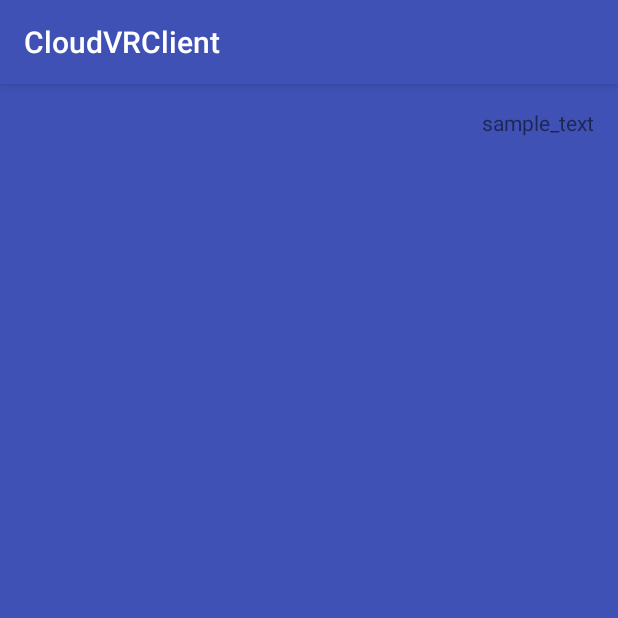
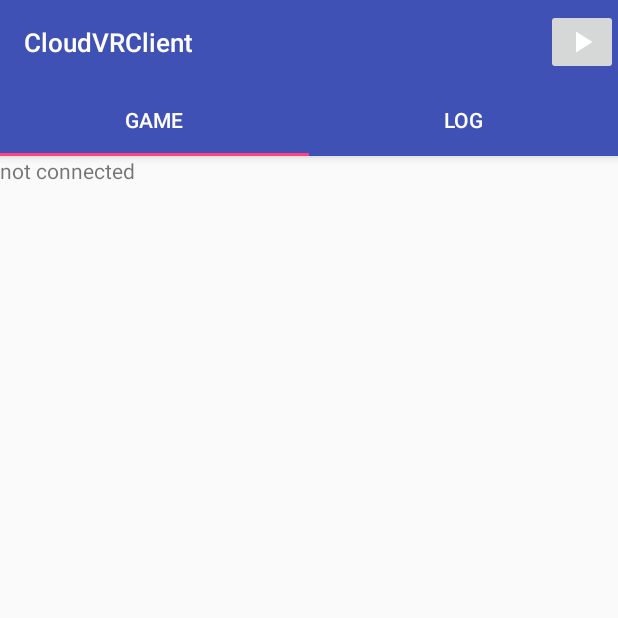
Before and after one commit to PierfrancescoSoffritti/RemoteVRClient_Android, an Android app: the screen it shows after launch (MainActivity), on a phone screen of 412 x 824 dp, the top half of it. Run offline under Robolectric (Android 15) with nearby library versions, the phone set to English and light mode, and no system bars; our stand-ins replace ButterKnife; libraries missing offline, so code that uses them is left out: com.squareup.otto, rx.android.schedulers, rx.schedulers; 4 statements that could not run were skipped.

Commit message:
fragments

```diff
--- a/app/build.gradle
+++ b/app/build.gradle
@@ -41,12 +41,13 @@ buildscript {
 dependencies {
     compile fileTree(dir: 'libs', include: ['*.jar'])
     testCompile 'junit:junit:4.12'
+
+
     compile 'com.android.support:appcompat-v7:23.2.0'
     compile 'com.android.support:design:23.2.0'
-
     compile 'com.jakewharton:butterknife:7.0.1'
     compile 'com.squareup:otto:1.3.8'
-
     compile 'io.reactivex:rxandroid:1.1.0'
     compile 'io.reactivex:rxjava:1.1.0'
+    compile 'com.android.support:support-v4:23.2.0'
 }
--- /dev/null
+++ b/app/src/main/java/com/pierfrancescosoffritti/remotevrclient/LogFragment.java
@@ -0,0 +1,76 @@
+package com.pierfrancescosoffritti.remotevrclient;
+
+import android.os.Bundle;
+import android.support.v4.app.Fragment;
+import android.view.LayoutInflater;
+import android.view.View;
+import android.view.ViewGroup;
+import android.widget.TextView;
+
+import com.pierfrancescosoffritti.remotevrclient.utils.LoggerBus;
+import com.squareup.otto.Subscribe;
+
+import butterknife.Bind;
+import butterknife.ButterKnife;
+
+
+public class LogFragment extends Fragment implements ILogger {
+
+    @Bind(R.id.log_view) TextView logView;
+
+    public LogFragment() {
+    }
+
+    public static LogFragment newInstance() {
+        LogFragment fragment = new LogFragment();
+        return fragment;
+    }
+
+    @Override
+    public void onCreate(Bundle savedInstanceState) {
+        super.onCreate(savedInstanceState);
+    }
+
+    @Override
+    public View onCreateView(LayoutInflater inflater, ViewGroup container, Bundle savedInstanceState) {
+        View view = inflater.inflate(R.layout.fragment_log, container, false);
+        ButterKnife.bind(this, view);
+
+        return view;
+    }
+
+    @Override
+    public void onDestroyView() {
+        super.onDestroyView();
+        ButterKnife.unbind(this);
+    }
+
+    @Override
+    public void onResume() {
+        super.onResume();
+        LoggerBus.getInstance().register(this);
+    }
+
+    @Override
+    public void onStop() {
+        super.onStop();
+        LoggerBus.getInstance().unregister(this);
+    }
+
+    @Subscribe
+    @Override
+    public void onLog(LoggerBus.Log log) {
+        switch (log.getType()) {
+            case LoggerBus.Log.STATS_AVG:
+                break;
+            case LoggerBus.Log.STATS_INST:
+                break;
+            case LoggerBus.Log.ERROR:
+                logView.append("\n" +log.getSender() +" : " +log.getMessage());
+                break;
+            case LoggerBus.Log.NORMAL:
+                logView.append("\n" +log.getSender() +" : " +log.getMessage());
+                break;
+        }
+    }
+}
--- a/app/src/main/java/com/pierfrancescosoffritti/remotevrclient/MainActivity.java
+++ b/app/src/main/java/com/pierfrancescosoffritti/remotevrclient/MainActivity.java
@@ -1,24 +1,23 @@
 package com.pierfrancescosoffritti.remotevrclient;
 
 import android.os.Bundle;
+import android.support.design.widget.TabLayout;
+import android.support.v4.app.Fragment;
+import android.support.v4.view.ViewPager;
 import android.support.v7.app.AppCompatActivity;
+import android.util.Pair;
 
-import com.pierfrancescosoffritti.remotevrclient.utils.ConsoleLogger;
+import com.pierfrancescosoffritti.remotevrclient.adapters.ViewPagerAdapter;
+import com.pierfrancescosoffritti.remotevrclient.utils.Fragments;
 
 import butterknife.ButterKnife;
-import rx.Subscription;
-import rx.android.schedulers.AndroidSchedulers;
-import rx.schedulers.Schedulers;
 
 public class MainActivity extends AppCompatActivity {
 
-    private RemoteVRView remoteVRView;
+    private static final String TAG_0 = "TAG_0";
+    private static final String TAG_1 = "TAG_1";
 
-    private ServerConnection serverConnection;
-    private Subscription subscription;
-
-    private FPSCounter fpsCounter;
-    private ConsoleLogger consoleLogger;
+    private ViewPagerAdapter mPagerAdapter;
 
     @Override
     protected void onCreate(Bundle savedInstanceState) {
@@ -26,41 +25,41 @@ public class MainActivity extends AppCompatActivity {
         setContentView(R.layout.activity_main);
         ButterKnife.bind(this);
 
-        serverConnection = new ServerConnection();
-        remoteVRView = ButterKnife.findById(this, R.id.remotevr_view);
+        setSupportActionBar(ButterKnife.findById(this, R.id.toolbar));
 
-        fpsCounter = new FPSCounter(ButterKnife.findById(this, R.id.fps_counter));
-        consoleLogger = new ConsoleLogger();
+        RemoteVRFragment remoteVRFragment;
+        LogFragment logFragment;
+        if(savedInstanceState == null) {
+            remoteVRFragment = (RemoteVRFragment) Fragments.findFragment(getSupportFragmentManager(), RemoteVRFragment.newInstance());
+            logFragment = (LogFragment) Fragments.findFragment(getSupportFragmentManager(), LogFragment.newInstance());
+        } else {
+            String tag0 = savedInstanceState.getString(TAG_0);
+            String tag1 = savedInstanceState.getString(TAG_1);
 
-        startClient();
+            remoteVRFragment = (RemoteVRFragment) getSupportFragmentManager().findFragmentByTag(tag0);
+            logFragment = (LogFragment) getSupportFragmentManager().findFragmentByTag(tag1);
+        }
+
+        setUpViewPager(
+                new Pair(remoteVRFragment, getString(R.string.game)),
+                new Pair(logFragment, getString(R.string.log))
+        );
+    }
+
+    private void setUpViewPager(Pair<Fragment, String>... fragments) {
+        mPagerAdapter = new ViewPagerAdapter(getSupportFragmentManager(), fragments);
+        ViewPager mViewPager = (ViewPager) findViewById(R.id.pager);
+        mViewPager.setAdapter(mPagerAdapter);
+
+        TabLayout tabs = ButterKnife.findById(this, R.id.tab_layout);
+        tabs.setupWithViewPager(mViewPager);
     }
 
     @Override
-    public void onResume() {
-        super.onResume();
-        fpsCounter.register();
-        consoleLogger.register();
-    }
+    public void onSaveInstanceState (Bundle outState) {
+        super.onSaveInstanceState(outState);
 
-    @Override
-    public void onPause() {
-        super.onPause();
-        fpsCounter.unregister();
-        consoleLogger.unregister();
-    }
-
-    @Override
-    public void onDestroy() {
-        super.onDestroy();
-        subscription.unsubscribe();
-    }
-
-    private void startClient() {
-        subscription = serverConnection
-                .getServerOutput("192.168.1.23", ServerConnection.DEFAULT_PORT)
-                .subscribeOn(Schedulers.newThread())
-                .observeOn(AndroidSchedulers.mainThread())
-                .doOnUnsubscribe(() -> serverConnection.close())
-                .subscribe(bitmap -> remoteVRView.updateImage(bitmap));
+        outState.putString(TAG_0, mPagerAdapter.getItem(0).getTag());
+        outState.putString(TAG_1, mPagerAdapter.getItem(1).getTag());
     }
 }
--- /dev/null
+++ b/app/src/main/java/com/pierfrancescosoffritti/remotevrclient/RemoteVRFragment.java
@@ -0,0 +1,135 @@
+package com.pierfrancescosoffritti.remotevrclient;
+
+import android.os.Bundle;
+import android.support.v4.app.Fragment;
+import android.support.v7.app.AppCompatActivity;
+import android.support.v7.widget.Toolbar;
+import android.view.Gravity;
+import android.view.LayoutInflater;
+import android.view.View;
+import android.view.ViewGroup;
+
+import com.pierfrancescosoffritti.remotevrclient.utils.ConsoleLogger;
+import com.squareup.otto.Subscribe;
+
+import butterknife.Bind;
+import butterknife.ButterKnife;
+import rx.Subscription;
+import rx.android.schedulers.AndroidSchedulers;
+import rx.schedulers.Schedulers;
+
+public class RemoteVRFragment extends Fragment {
+
+    private RemoteVRView remoteVRView;
+
+    private ServerConnection serverConnection;
+    private Subscription subscription;
+
+    private FPSCounter fpsCounter;
+    private ConsoleLogger consoleLogger;
+
+    @Bind(R.id.connected_view) View connectedView;
+    @Bind(R.id.not_connected_view) View notConnectedView;
+
+    private View connectButton;
+    private View disconnectButton;
+
+    public RemoteVRFragment() {
+        serverConnection = new ServerConnection();
+    }
+
+    public static RemoteVRFragment newInstance() {
+        RemoteVRFragment fragment = new RemoteVRFragment();
+        return fragment;
+    }
+
+    @Override
+    public View onCreateView(LayoutInflater inflater, ViewGroup container, Bundle savedInstanceState) {
+        View view = inflater.inflate(R.layout.fragment_remote_vr, container, false);
+        ButterKnife.bind(this, view);
+
+        remoteVRView = ButterKnife.findById(view, R.id.remotevr_view);
+
+        fpsCounter = new FPSCounter(ButterKnife.findById(view, R.id.fps_counter));
+        consoleLogger = new ConsoleLogger();
+
+        setupToolbar();
+
+        return view;
+    }
+
+    private void setupToolbar() {
+        AppCompatActivity activity = (AppCompatActivity) getActivity();
+        Toolbar toolbar = (Toolbar) activity.findViewById(R.id.toolbar);
+
+        if(toolbar.getChildCount() > 2)
+            for(int i=2; i<toolbar.getChildCount(); i++)
+                toolbar.removeView(toolbar.getChildAt(i));
+
+        View connectionControls = LayoutInflater.from(getContext()).inflate(R.layout.connection_controls, toolbar, false);
+        Toolbar.LayoutParams params = new Toolbar.LayoutParams(Toolbar.LayoutParams.WRAP_CONTENT, Toolbar.LayoutParams.WRAP_CONTENT);
+        params.gravity = Gravity.RIGHT;
+        toolbar.addView(connectionControls, params);
+
+        connectButton = connectionControls.findViewById(R.id.connect);
+        disconnectButton = connectionControls.findViewById(R.id.disconnect);
+
+        connectButton.setOnClickListener((view) -> startClient());
+        disconnectButton.setOnClickListener((view) -> { if(subscription != null && !subscription.isUnsubscribed()) subscription.unsubscribe(); });
+    }
+
+    private void startClient() {
+        subscription = serverConnection
+                .getServerOutput("192.168.1.23", ServerConnection.DEFAULT_PORT)
+                .subscribeOn(Schedulers.newThread())
+                .observeOn(AndroidSchedulers.mainThread())
+                .doOnUnsubscribe(() -> serverConnection.close())
+                .subscribe(bitmap -> remoteVRView.updateImage(bitmap));
+    }
+
+    @Override
+    public void onDestroyView() {
+        super.onDestroyView();
+        ButterKnife.unbind(this);
+    }
+
+    @Override
+    public void onResume() {
+        super.onResume();
+        fpsCounter.register();
+        consoleLogger.register();
+        EventBus.getInstance().register(this);
+    }
+
+    @Override
+    public void onPause() {
+        super.onPause();
+        fpsCounter.unregister();
+        consoleLogger.unregister();
+        EventBus.getInstance().unregister(this);
+    }
+
+    @Override
+    public void onDestroy() {
+        super.onDestroy();
+        subscription.unsubscribe();
+    }
+
+    @Subscribe
+    public void onServerConnected(Events.ServerConnected e) {
+        System.out.println("server connected");
+        connectedView.setVisibility(View.VISIBLE);
+        notConnectedView.setVisibility(View.GONE);
+        connectButton.setVisibility(View.GONE);
+        disconnectButton.setVisibility(View.VISIBLE);
+    }
+
+    @Subscribe
+    public void onServerDisconnected(Events.ServerDisconnected e) {
+        System.out.println("server disconnected");
+        connectedView.setVisibility(View.GONE);
+        notConnectedView.setVisibility(View.VISIBLE);
+        connectButton.setVisibility(View.VISIBLE);
+        disconnectButton.setVisibility(View.GONE);
+    }
+}
--- a/app/src/main/java/com/pierfrancescosoffritti/remotevrclient/ServerConnection.java
+++ b/app/src/main/java/com/pierfrancescosoffritti/remotevrclient/ServerConnection.java
@@ -79,7 +79,8 @@ public class ServerConnection {
 
                 outSock.writeInt(1);
 
-                LoggerBus.getInstance().post(new Events.ServerConnected());
+                EventBus.getInstance().post(new Events.ServerConnected());
+                LoggerBus.getInstance().post(new LoggerBus.Log("Started connection with server.", LOG_NAME));
 
                 mPerformanceMonitor.start();
                 int dim;
@@ -116,7 +117,7 @@ public class ServerConnection {
         try {
             socket.close();
             LoggerBus.getInstance().post(new LoggerBus.Log("Ended connection with server.", LOG_NAME));
-            LoggerBus.getInstance().post(new Events.ServerDisconnected());
+            EventBus.getInstance().post(new Events.ServerDisconnected());
         } catch (IOException e) {
             e.printStackTrace();
         }
--- /dev/null
+++ b/app/src/main/java/com/pierfrancescosoffritti/remotevrclient/adapters/ViewPagerAdapter.java
@@ -0,0 +1,34 @@
+package com.pierfrancescosoffritti.remotevrclient.adapters;
+
+import android.support.v4.app.Fragment;
+import android.support.v4.app.FragmentManager;
+import android.support.v4.app.FragmentPagerAdapter;
+import android.util.Pair;
+
+/**
+ * Created by  Pierfrancesco on 25/02/2016.
+ */
+public class ViewPagerAdapter extends FragmentPagerAdapter {
+
+    private Pair<Fragment, String>[] mFragments;
+
+    public ViewPagerAdapter(FragmentManager fm, Pair<Fragment, String>... fragments) {
+        super(fm);
+        mFragments = fragments;
+    }
+
+    @Override
+    public Fragment getItem(int position) {
+        return mFragments[position].first;
+    }
+
+    @Override
+    public int getCount() {
+        return mFragments.length;
+    }
+
+    @Override
+    public CharSequence getPageTitle (int position) {
+        return mFragments[position].second;
+    }
+}
--- /dev/null
+++ b/app/src/main/java/com/pierfrancescosoffritti/remotevrclient/utils/Fragments.java
@@ -0,0 +1,54 @@
+package com.pierfrancescosoffritti.remotevrclient.utils;
+
+import android.os.Build;
+import android.support.v4.app.Fragment;
+import android.support.v4.app.FragmentManager;
+import android.support.v4.app.FragmentTransaction;
+import android.support.v4.util.Pair;
+import android.transition.ChangeBounds;
+import android.view.View;
+
+/**
+ * Created by  Pierfrancesco on 16/12/2015.
+ */
+public class Fragments {
+
+    public static Fragment swapFragments(FragmentManager supportFragmentManager, int fragmentContainer, Fragment newFragment, Pair<View, String>... sharedViews) {
+
+        newFragment = findFragment(supportFragmentManager, newFragment);
+
+        // Defines enter transition only for shared element
+        if(Build.VERSION.SDK_INT >= 21)
+            newFragment.setSharedElementEnterTransition(new ChangeBounds());
+
+        FragmentTransaction fragmentTransaction = supportFragmentManager.beginTransaction();
+
+        if(Build.VERSION.SDK_INT >= 21)
+            for(int i=0; i<sharedViews.length; i++)
+                fragmentTransaction.addSharedElement(sharedViews[i].first, sharedViews[i].second);
+
+        fragmentTransaction.replace(fragmentContainer,
+                newFragment,
+                newFragment.getClass().getName());
+
+        fragmentTransaction.commit();
+
+        return newFragment;
+    }
+
+    public static Fragment findFragment(FragmentManager supportFragmentManager, Fragment newFragment) {
+        String newFragmentClass = newFragment.getClass().getName();
+
+        Fragment oldFragment = supportFragmentManager.findFragmentById(newFragment.getId());
+        if(oldFragment == null)
+            oldFragment = supportFragmentManager.findFragmentByTag(newFragment.getTag());
+        if(oldFragment == null)
+            oldFragment = supportFragmentManager.findFragmentByTag(newFragmentClass);
+
+        if (oldFragment != null) {
+            newFragment = oldFragment;
+        }
+
+        return newFragment;
+    }
+}
--- /dev/null
+++ b/app/src/main/res/drawable/ic_play_arrow_24dp.xml
@@ -0,0 +1,9 @@
+<vector xmlns:android="http://schemas.android.com/apk/res/android"
+        android:width="24dp"
+        android:height="24dp"
+        android:viewportWidth="24.0"
+        android:viewportHeight="24.0">
+    <path
+        android:fillColor="#FF000000"
+        android:pathData="M8,5v14l11,-7z"/>
+</vector>
--- /dev/null
+++ b/app/src/main/res/drawable/ic_stop_24dp.xml
@@ -0,0 +1,9 @@
+<vector xmlns:android="http://schemas.android.com/apk/res/android"
+        android:width="24dp"
+        android:height="24dp"
+        android:viewportWidth="24.0"
+        android:viewportHeight="24.0">
+    <path
+        android:fillColor="#FF000000"
+        android:pathData="M6,6h12v12H6z"/>
+</vector>
--- a/app/src/main/res/layout/activity_main.xml
+++ b/app/src/main/res/layout/activity_main.xml
@@ -1,29 +1,29 @@
 <?xml version="1.0" encoding="utf-8"?>
-<RelativeLayout
+<LinearLayout
     xmlns:android="http://schemas.android.com/apk/res/android"
-    xmlns:tools="http://schemas.android.com/tools"
+    xmlns:app="http://schemas.android.com/apk/res-auto"
     android:layout_width="match_parent"
     android:layout_height="match_parent"
-    tools:context="com.pierfrancescosoffritti.remotevrclient.MainActivity">
+    android:orientation="vertical">
 
-    <com.pierfrancescosoffritti.remotevrclient.RemoteVRView
-        android:id="@+id/remotevr_view"
+    <include
+        layout="@layout/toolbar"
+        android:id="@+id/toolbar" />
+
+    <android.support.design.widget.TabLayout
+        android:id="@+id/tab_layout"
+        android:layout_width="match_parent"
+        android:layout_height="wrap_content"
+        app:tabMode="fixed"
         android:background="@color/colorPrimary"
+        android:elevation="4dp"
+
+        app:tabTextColor="@android:color/white"
+        app:tabSelectedTextColor="@android:color/white" />
+
+    <android.support.v4.view.ViewPager
+        android:id="@+id/pager"
         android:layout_width="match_parent"
-        android:layout_height="match_parent"
+        android:layout_height="match_parent" />
 
-        android:layout_alignParentBottom="true"
-        android:layout_alignParentTop="true"
-        android:layout_alignParentRight="true"
-        android:layout_alignParentLeft="true" />
-
-    <TextView
-        android:id="@+id/fps_counter"
-        android:layout_width="wrap_content"
-        android:layout_height="wrap_content"
-        android:padding="16dp"
-        android:text="@string/sample_text"
-
-        android:layout_alignParentRight="true" />
-
-</RelativeLayout>
+</LinearLayout>
--- /dev/null
+++ b/app/src/main/res/layout/connection_controls.xml
@@ -0,0 +1,24 @@
+<?xml version="1.0" encoding="utf-8"?>
+<FrameLayout
+    xmlns:android="http://schemas.android.com/apk/res/android"
+    xmlns:app="http://schemas.android.com/apk/res-auto"
+    android:layout_width="wrap_content"
+    android:layout_height="wrap_content" >
+
+    <ImageButton
+        android:id="@+id/connect"
+        android:layout_width="wrap_content"
+        android:layout_height="wrap_content"
+        app:srcCompat="@drawable/ic_play_arrow_24dp"
+        android:tint="@android:color/white"
+        android:visibility="visible" />
+
+    <ImageButton
+        android:id="@+id/disconnect"
+        android:layout_width="wrap_content"
+        android:layout_height="wrap_content"
+        app:srcCompat="@drawable/ic_stop_24dp"
+        android:tint="@android:color/white"
+        android:visibility="gone"/>
+
+</FrameLayout>
--- /dev/null
+++ b/app/src/main/res/layout/fragment_remote_vr.xml
@@ -0,0 +1,45 @@
+<?xml version="1.0" encoding="utf-8"?>
+<FrameLayout
+    xmlns:android="http://schemas.android.com/apk/res/android"
+    android:layout_width="match_parent"
+    android:layout_height="match_parent" >
+
+    <RelativeLayout
+        android:id="@+id/connected_view"
+        android:layout_width="match_parent"
+        android:layout_height="match_parent"
+        android:visibility="gone" >
+
+        <com.pierfrancescosoffritti.remotevrclient.RemoteVRView
+            android:id="@+id/remotevr_view"
+            android:layout_width="match_parent"
+            android:layout_height="match_parent"
+
+            android:layout_alignParentBottom="true"
+            android:layout_alignParentTop="true"
+            android:layout_alignParentRight="true"
+            android:layout_alignParentLeft="true" />
+
+        <TextView
+            android:id="@+id/fps_counter"
+            android:layout_width="wrap_content"
+            android:layout_height="wrap_content"
+            android:padding="16dp"
+            android:text="@string/fps_counter"
+
+            android:layout_alignParentRight="true" />
+    </RelativeLayout>
+
+    <RelativeLayout
+        android:id="@+id/not_connected_view"
+        android:layout_width="match_parent"
+        android:layout_height="match_parent">
+
+        <TextView
+            android:layout_width="wrap_content"
+            android:layout_height="wrap_content"
+            android:text="not connected" />
+
+    </RelativeLayout>
+
+</FrameLayout>
--- /dev/null
+++ b/app/src/main/res/layout/toolbar.xml
@@ -0,0 +1,12 @@
+<android.support.v7.widget.Toolbar
+    xmlns:android="http://schemas.android.com/apk/res/android"
+    xmlns:app="http://schemas.android.com/apk/res-auto"
+    android:id="@+id/toolbar"
+    android:layout_width="match_parent"
+    android:layout_height="?attr/actionBarSize"
+    android:background="?attr/colorPrimary"
+    android:elevation="4dp"
+
+    app:theme="@style/ThemeOverlay.AppCompat.Dark.ActionBar"
+    app:popupTheme="@style/ThemeOverlay.AppCompat.Light"
+    app:titleTextAppearance="@style/ToolbarTheme" />
--- a/app/src/main/res/values-w820dp/dimens.xml
+++ /dev/null
@@ -1,6 +0,0 @@
-<resources>
-    <!-- Example customization of dimensions originally defined in res/values/dimens.xml
-         (such as screen margins) for screens with more than 820dp of available width. This
-         would include 7" and 10" devices in landscape (~960dp and ~1280dp respectively). -->
-    <dimen name="activity_horizontal_margin">64dp</dimen>
-</resources>
--- a/app/src/main/res/values/dimens.xml
+++ b/app/src/main/res/values/dimens.xml
@@ -1,5 +1,3 @@
 <resources>
-    <!-- Default screen margins, per the Android Design guidelines. -->
-    <dimen name="activity_horizontal_margin">16dp</dimen>
-    <dimen name="activity_vertical_margin">16dp</dimen>
+    <dimen name="toolbar_textsize">17sp</dimen>
 </resources>
--- a/app/src/main/res/values/strings.xml
+++ b/app/src/main/res/values/strings.xml
@@ -1,4 +1,10 @@
 <resources>
     <string name="app_name">CloudVRClient</string>
     <string name="sample_text">sample_text</string>
+    <string name="fps_counter">fps_counter</string>
+
+    <!-- TODO: Remove or change this placeholder text -->
+    <string name="hello_blank_fragment">Hello blank fragment</string>
+    <string name="game">Game</string>
+    <string name="log">Log</string>
 </resources>
--- a/app/src/main/res/values/styles.xml
+++ b/app/src/main/res/values/styles.xml
@@ -1,11 +1,16 @@
 <resources>
 
     <!-- Base application theme. -->
-    <style name="AppTheme" parent="Theme.AppCompat.Light.DarkActionBar">
+    <style name="AppTheme" parent="Theme.AppCompat.Light.NoActionBar">
         <!-- Customize your theme here. -->
         <item name="colorPrimary">@color/colorPrimary</item>
         <item name="colorPrimaryDark">@color/colorPrimaryDark</item>
         <item name="colorAccent">@color/colorAccent</item>
     </style>
 
+    <style name="ToolbarTheme" parent="@style/TextAppearance.AppCompat.Widget.ActionBar.Title">
+        <item name="android:textSize">@dimen/toolbar_textsize</item>
+        <item name="android:textColor">@android:color/white</item>
+    </style>
+
 </resources>
```
Also changed, not shown: app/src/main/res/layout/fragment_log.xml (added, +19 -0 lines).
